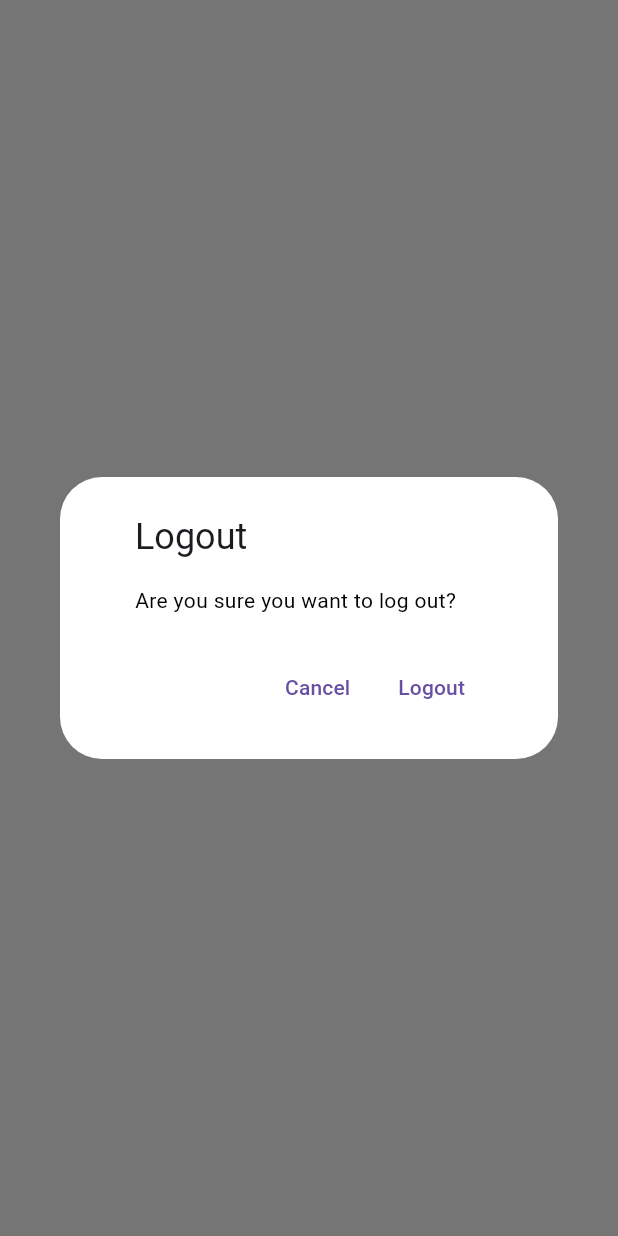
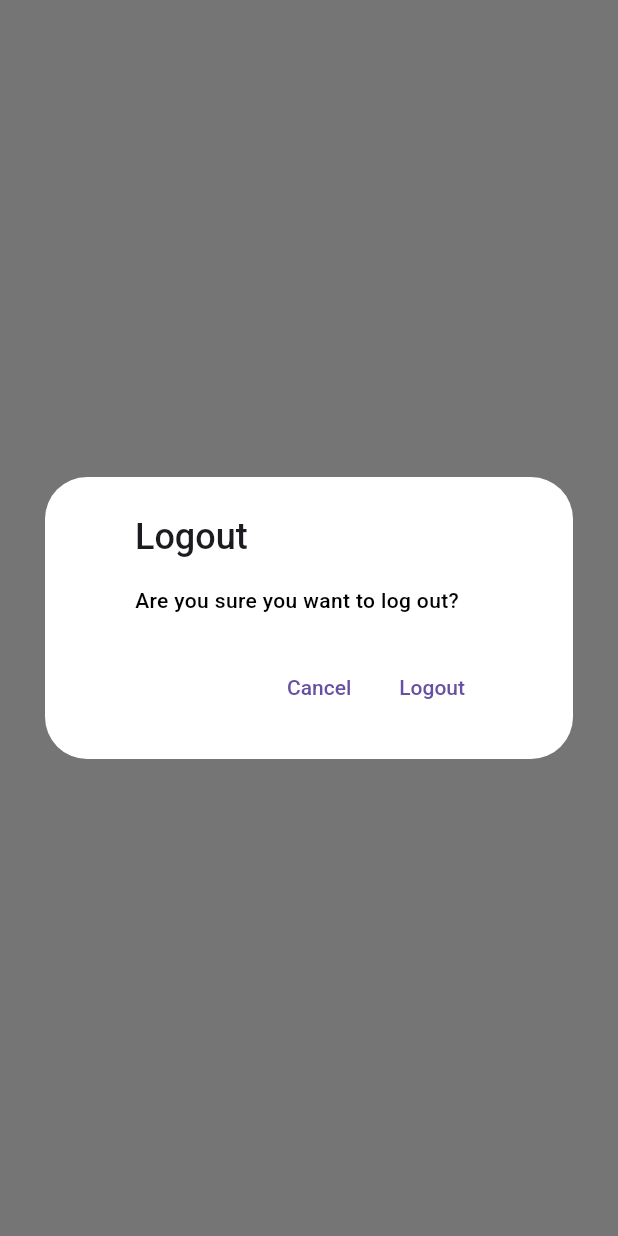
Before and after one commit to ritik453rr/flutter_cpit, a Flutter app: what logoutDialog() shows on an empty page, opened directly, on a phone screen of 412 x 824 dp. Run offline on Flutter 3.47's test engine with Material 3 defaults, Android fonts, the phone set to English and light mode, and no system bars; our stand-ins replace cached_network_image, flutter_svg, get, get_storage, shimmer, widget_and_text_animator; missing offline and left inert: flutter_cached_pdfview, language_picker; accounts and stored records are empty; network calls fail.

Commit message:
Added home designs

```diff
--- a/lib/common/app_colors.dart
+++ b/lib/common/app_colors.dart
@@ -12,6 +12,13 @@ class AppColors {
   static const Color blue = Colors.blue;
   static const Color red = Colors.red;
   static const Color unselectIcon = Color.fromRGBO(204, 204, 204, 1);
+  static const Color shimmerBase = Color.fromRGBO(
+    160,
+    160,
+    160,
+    1.0,
+  ); // medium-dark grey
+  static const Color shimmerHighlight = Color.fromRGBO(200, 200, 200, 1.0);
 
   /// Dark Theme Colors
   static const Color dtEnableBorder = Colors.white38;
@@ -25,7 +32,9 @@ class AppColors {
   static const Color dtFieldHint = Colors.white54;
   static const Color dtCursor = AppColors.white;
   static Color dtSelectionHandle = Colors.grey[700]!;
-  static  Color dtCardColor = Colors.grey.shade900;
+  static Color dtCardColor = Colors.grey.shade900;
+  static Color dtFloatingBtnBg = Colors.grey[800]!;
+  static const dtFloatingBtnIcon = AppColors.white;
 
   ///Light Theme
   static Color ltFieldColor = Colors.grey.shade200;
@@ -43,4 +52,6 @@ class AppColors {
   static const ltSelectionHandle = AppColors.black;
   static const ltDialog = AppColors.white;
   static Color ltCardColor = Colors.grey.shade200;
+  static Color ltFloatingBtnBg = Colors.grey[500]!;
+  static const ltFloatingBtnIcon = AppColors.white;
 }
--- a/lib/common/app_fontsize.dart
+++ b/lib/common/app_fontsize.dart
@@ -1,7 +1,7 @@
 /// Defines standard font sizes used throughout the app.
 class AppFontsize {
   static const font12 = 12.0;
+  static const font14 = 14.0;
   static const font16 = 16.0;
-
   static const font30 = 30.0;
 }
--- a/lib/common/app_images.dart
+++ b/lib/common/app_images.dart
@@ -5,6 +5,7 @@ class AppImages {
   /// PNGS
   static const pngCpit = "cpit_logo";
   static const pngLogin = "login";
+  static const pngEmptyProfile = "empty_profile";
 
   /// Icons.....
 
--- a/lib/common/app_theme.dart
+++ b/lib/common/app_theme.dart
@@ -25,6 +25,10 @@ class AppTheme {
       dialogTheme: DialogThemeData(backgroundColor: AppColors.ltDialog),
       scaffoldBackgroundColor: AppColors.white,
       splashColor: Colors.transparent,
+      floatingActionButtonTheme: FloatingActionButtonThemeData(
+        backgroundColor: AppColors.ltFloatingBtnBg,
+        foregroundColor: AppColors.ltFloatingBtnIcon,
+      ),
       cardTheme: CardTheme(color: AppColors.ltCardColor),
 
       textSelectionTheme: TextSelectionThemeData(
@@ -88,10 +92,15 @@ class AppTheme {
       splashFactory: InkRipple.splashFactory,
       splashColor: Colors.transparent,
       cardTheme: CardTheme(color: AppColors.dtCardColor),
+      floatingActionButtonTheme: FloatingActionButtonThemeData(
+        backgroundColor: AppColors.dtFloatingBtnBg,
+        foregroundColor: AppColors.dtFloatingBtnIcon,
+      ),
       textSelectionTheme: TextSelectionThemeData(
         cursorColor: AppColors.dtCursor,
         selectionHandleColor: AppColors.dtSelectionHandle,
       ),
+
       dialogTheme: DialogThemeData(backgroundColor: AppColors.dtDialog),
       radioTheme: RadioThemeData(
         fillColor: MaterialStateProperty.all<Color>(AppColors.white),
--- a/lib/common/common_ui.dart
+++ b/lib/common/common_ui.dart
@@ -1,8 +1,11 @@
+import 'package:cached_network_image/cached_network_image.dart';
 import 'package:cpit/common/app_colors.dart' show AppColors;
 import 'package:cpit/common/app_fonts.dart';
+import 'package:cpit/common/app_images.dart';
 import 'package:cpit/global.dart';
 import 'package:flutter/material.dart';
 import 'package:flutter_svg/flutter_svg.dart';
+import 'package:shimmer/shimmer.dart';
 
 /// A utility class for setting common UI components like images and text styles.
 class CommonUi {
@@ -48,12 +51,14 @@ class CommonUi {
     return TextStyle(fontFamily: fontFamily, color: color, fontSize: fontSize);
   }
 
-
-/// Method to return round border decoration
-  static BoxDecoration roundDecoration({Color? color,double borderRadius=12}) {
+  /// Method to return round border decoration
+  static BoxDecoration roundDecoration({
+    Color? color,
+    double borderRadius = 12,
+  }) {
     return BoxDecoration(
       color: color,
-      borderRadius: BorderRadius.circular(borderRadius)
+      borderRadius: BorderRadius.circular(borderRadius),
     );
   }
 
@@ -61,7 +66,7 @@ class CommonUi {
   static Widget textButton({
     required String title,
     void Function()? onPressed,
-    double  borderRadius=12.0,
+    double borderRadius = 12.0,
   }) {
     return TextButton(
       style: TextButton.styleFrom(
@@ -101,4 +106,44 @@ class CommonUi {
       child: CircularProgressIndicator(color: color, strokeWidth: strokeWidth),
     );
   }
+
+  /// Returns a BoxDecoration with rounded corners.
+  static BoxDecoration roundedDecoration({
+    Color? color,
+    double borderRadius = Global.radius,
+  }) {
+    return BoxDecoration(
+      color: color,
+      borderRadius: BorderRadius.circular(borderRadius),
+    );
+  }
+
+  /// Returns a widget that displays a network image with caching, placeholder, and error handling.
+  static networkImg({
+    required String imgUrl,
+    double height = 125,
+    double width = 125,
+    double borderRadius = Global.radius,
+  }) {
+    {
+      return ClipRRect(
+        borderRadius: BorderRadius.circular(borderRadius),
+        child: CachedNetworkImage(
+          imageUrl: imgUrl,
+          height: height,
+          width: width,
+          placeholder: (context, url) {
+            return Shimmer.fromColors(
+              baseColor: AppColors.shimmerBase,
+              highlightColor: AppColors.shimmerHighlight,
+              child: Container(color: Colors.white),
+            );
+          },
+          errorWidget: (context, url, error) {
+            return CommonUi.setPng(AppImages.pngEmptyProfile);
+          },
+        ),
+      );
+    }
+  }
 }
--- a/lib/dialogs/logout_dialog.dart
+++ b/lib/dialogs/logout_dialog.dart
@@ -1,3 +1,4 @@
+import 'package:cpit/common/app_fonts.dart';
 import 'package:cpit/language/strings.dart';
 import 'package:flutter/material.dart';
 import 'package:get/get.dart';
@@ -6,20 +7,33 @@ import 'package:get/get.dart';
 logoutDialog({required VoidCallback onConfirm}) {
   return Get.dialog(
     Dialog(
+      insetPadding: EdgeInsets.symmetric(horizontal: 30),
       child: IntrinsicHeight(
         child: SizedBox(
           width: Get.width,
           child: AlertDialog.adaptive(
             insetPadding: EdgeInsets.all(0),
 
-            title: Text(Strings.logout.tr),
-            content: Text(Strings.sureToLogout.tr),
+            title: Text(
+              Strings.logout.tr,
+              style: TextStyle(fontFamily: AppFonts.medium),
+            ),
+            content: Text(
+              Strings.sureToLogout.tr,
+              style: TextStyle(fontFamily: AppFonts.medium),
+            ),
             actions: [
               TextButton(
                 onPressed: () => Get.back(),
+                style: TextButton.styleFrom(
+                  textStyle: TextStyle(fontFamily: AppFonts.medium),
+                ),
                 child: Text(Strings.cancel.tr),
               ),
               TextButton(
+                style: TextButton.styleFrom(
+                  textStyle: TextStyle(fontFamily: AppFonts.medium),
+                ),
                 onPressed: () {
                   Get.back();
                   onConfirm();
--- a/lib/global.dart
+++ b/lib/global.dart
@@ -9,6 +9,11 @@ import 'package:url_launcher/url_launcher.dart';
 class Global {
   static const hzPadding = 20.0;
   static const fieldRadius = 12.0;
+  static const radius = 12.0;
+  static const tempImgUrl =
+      "https://encrypted-tbn0.gstatic.com/images?q=tbn:ANd9GcQkAJEkJQ1WumU0hXNpXdgBt9NUKc0QDVIiaw&s";
+  static const emptyImgUrl =
+      "https://encrypted-tbn0.gstatic.com/images?q=tbn:ANd9GcSq8T0hZUoX8kuRi3EZpZbUDtZ_WqqN9Ll15Q&s";
 
   /// Opens a URL in the default web browser
   static void openLink(String url) {
--- a/lib/language/app_language.dart
+++ b/lib/language/app_language.dart
@@ -21,6 +21,10 @@ class AppLanguage extends Translations {
       /// Home Page
       Strings.dashTitle: "Cpit Education",
       Strings.search:"Search",
+      Strings.name:"Name",
+      Strings.id:"ID",
+      Strings.phone:"Phone",
+      Strings.add:"Add",
 
       /// Settings Page
       Strings.settings: "Settings",
@@ -50,6 +54,7 @@ class AppLanguage extends Translations {
 
       /// Home Page
       Strings.dashTitle: "सीपीआईटी शिक्षा",
+      Strings.search:"खोजें",
 
       /// Settings Page
       Strings.settings: "सेटिंग्स",
--- a/lib/language/strings.dart
+++ b/lib/language/strings.dart
@@ -30,5 +30,9 @@ class Strings {
   static const light = "light";
   static const sureToLogout = "sureToLogout";
   static const cancel = "cancel";
+  static const name="name";
+  static const id="id";
+  static const phone="phone";
+  static const add="add";
 
 }
--- a/lib/pages/dashboard/home/home_controller.dart
+++ b/lib/pages/dashboard/home/home_controller.dart
@@ -1,6 +1,111 @@
+// import 'package:easy_pdf_viewer/easy_pdf_viewer.dart';
+import 'package:flutter_cached_pdfview/flutter_cached_pdfview.dart';
 import 'package:get/get.dart';
 
 /// Controller for managing the state and logic of the Home view.
-class HomeController extends GetxController{
+class HomeController extends GetxController {
+  // late PDFDocument pdfDoc;
+  var pdfLoading = true.obs;
+  var selectedIndex = 0.obs;
+  PDFViewController? pdfViewController;
+  int currentPage = 0;
+  int totalPages = 0;
 
+  @override
+  void onInit() {
+    super.onInit();
+    // l
+    //
+    //
+    // oadPdf();
+  }
+
+//   void nextPage() {
+//     if (pdfViewController != null && currentPage < totalPages - 1) {
+//       currentPage++;
+// Future.delayed(Duration(milliseconds: 100), () {
+//   pdfViewController?.setPage(currentPage + 1);
+// });
+
+
+//     }
+//   }
+
+//   void previousPage() {
+//     if (pdfViewController != null && currentPage > 0) {
+//       currentPage--;
+//       pdfViewController!.setPage(currentPage);
+//     }
+//   }
+
+ /// Handle item tap
+  void onTapItem(int index) {
+    // Get.dialog(
+    //   barrierDismissible: false,
+    //   Dialog(
+    //     shape: RoundedRectangleBorder(borderRadius: BorderRadius.circular(0)),
+    //     backgroundColor: Colors.transparent,
+    //     insetPadding: EdgeInsets.zero,
+    //     child: Container(
+    //       width: Get.width,
+    //       // padding: EdgeInsets.symmetric(horizontal: 20),
+    //       child: Column(
+    //         // mainAxisAlignment: MainAxisAlignment.center,
+    //         children: [
+    //           SizedBox(height: 100),
+
+    //           Container(
+    //             height: 520,
+    //             width: Get.width,
+    //             child: PDF(
+    //               swipeHorizontal: true,
+    //               // autoSpacing: false,
+    //               // defaultPage: currentPage,
+    //               // pageFling: false,
+    //               // enableSwipe: false,
+    //               // pageSnap: false,
+    //               // fitEachPage: false,
+    //               backgroundColor: Colors.transparent,
+    //               fitPolicy: FitPolicy.HEIGHT,
+    //               onViewCreated: (PDFViewController controller) {
+    //                 pdfViewController = controller;
+    //               },
+    //               onError: (error) {
+    //                 print(error.toString());
+    //               },
+    //               onPageError:
+    //                   (page, error) => print('$page: ${error.toString()}'),
+    //               onPageChanged: (a, b) {
+    //                 currentPage = a ?? 0;
+    //                 totalPages = b ?? 0;
+    //               },
+    //             ).cachedFromUrl(
+    //               'https://www.ecma-international.org/wp-content/uploads/ECMA-262_12th_edition_june_2021.pdf',
+    //             ),
+    //           ),
+
+    //           TextButton(
+    //             onPressed: () {
+    //               nextPage();
+    //             },
+    //             child: Text(
+    //               'increase',
+    //               style: TextStyle(color: Colors.white, fontSize: 18),
+    //             ),
+    //           ),
+    //           TextButton(
+    //             onPressed: () {
+    //               previousPage();
+    //             },
+    //             child: Text(
+    //               'Decrease',
+    //               style: TextStyle(color: Colors.white, fontSize: 18),
+    //             ),
+    //           ),
+    //         ],
+    //       ),
+    //     ),
+    //   ),
+    // );
+  }
 }
--- a/lib/pages/dashboard/home/home_view.dart
+++ b/lib/pages/dashboard/home/home_view.dart
@@ -3,13 +3,15 @@ import 'package:cpit/common/custom_appbar.dart';
 import 'package:cpit/common/custom_textfield.dart';
 import 'package:cpit/global.dart';
 import 'package:cpit/language/strings.dart';
+import 'package:cpit/pages/dashboard/home/home_controller.dart';
+import 'package:cpit/pages/dashboard/home/home_widgets/home_widgets.dart';
 import 'package:flutter/material.dart';
 import 'package:get/get.dart';
 
 /// A stateless widget that displays the Home screen with a custom app bar.
 class HomeView extends StatelessWidget {
-  const HomeView({super.key});
-
+  HomeView({super.key});
+  final controller = Get.find<HomeController>();
   @override
   Widget build(BuildContext context) {
     return GestureDetector(
@@ -22,6 +24,12 @@ class HomeView extends StatelessWidget {
           title: Strings.dashTitle.tr,
           centerTitle: false,
           actionIcon1: AppImages.iconFilter,
+        ),
+        floatingActionButton: FloatingActionButton(
+          onPressed: () {
+            // controller.onTapFab();
+          },
+          child: Icon(Icons.add),
         ),
         body: Container(
           width: Get.width,
@@ -41,15 +49,10 @@ class HomeView extends StatelessWidget {
                   shrinkWrap: true,
                   padding: EdgeInsets.only(top: 10, bottom: 10),
                   itemBuilder: (context, index) {
-                    return Card(
-                      margin: EdgeInsets.only(bottom: 12),
-                      child: Container(
-                        width: Get.width,
-                        height: 80,
-                        decoration: BoxDecoration(
-                          borderRadius: BorderRadius.circular(12),
-                        ),
-                      ),
+                    return userCard(
+                      onTap: () {
+                        controller.onTapItem(index);
+                      },
                     );
                   },
                 ),
--- /dev/null
+++ b/lib/pages/dashboard/home/home_widgets/home_widgets.dart
@@ -0,0 +1,76 @@
+import 'package:cpit/common/app_colors.dart';
+import 'package:cpit/common/app_fonts.dart';
+import 'package:cpit/common/app_fontsize.dart';
+import 'package:cpit/common/common_ui.dart';
+import 'package:cpit/global.dart';
+import 'package:cpit/language/strings.dart';
+import 'package:flutter/material.dart';
+import 'package:get/get.dart';
+
+/// A widget that displays user information in a card format.
+Widget userCard({void Function()? onTap}) {
+  return Card(
+    margin: EdgeInsets.only(bottom: 12),
+    child: InkWell(
+      splashColor: Theme.of(Get.context!).primaryColor,
+      borderRadius: BorderRadius.circular(Global.radius),
+      onTap: () {
+        Global.hapticFeedback();
+        onTap?.call();
+      },
+      child: Container(
+        width: Get.width,
+        padding: EdgeInsets.symmetric(horizontal: 10, vertical: 10),
+        decoration: CommonUi.roundDecoration(),
+        child: Row(
+          children: [
+            CommonUi.networkImg(imgUrl: Global.tempImgUrl, borderRadius: 8),
+            SizedBox(width: 12),
+            Expanded(
+              child: Column(
+                crossAxisAlignment: CrossAxisAlignment.start,
+                children: [
+                  labelRow(
+                    key: Strings.name.tr,
+                    value: "John Doe",
+                    color: AppColors.white,
+                    fontFamily: AppFonts.medium,
+                    fontSize: AppFontsize.font16,
+                  ),
+                  labelRow(key: Strings.id.tr, value: "2112009"),
+                  labelRow(key: Strings.email.tr, value: "john@gmail.com"),
+                  labelRow(key: Strings.phone.tr, value: "+1234567890"),
+                  labelRow(key: Strings.add.tr, value: "Deoband,Saharanpur,UP"),
+                ],
+              ),
+            ),
+          ],
+        ),
+      ),
+    ),
+  );
+}
+
+/// A widget that displays a key-value pair in a labeled row format.
+Widget labelRow({
+  required String key,
+  required String value,
+  bool isLast = false,
+  double fontSize = AppFontsize.font14,
+  Color color = AppColors.grey,
+  String fontFamily = AppFonts.regular,
+}) {
+  return Padding(
+    padding: EdgeInsets.only(bottom: isLast ? 0 : 5),
+    child: Text(
+      "$key : $value",
+      maxLines: 1,
+      overflow: TextOverflow.ellipsis,
+      style: CommonUi.customTextStyle(
+        fontSize: fontSize,
+        fontFamily: fontFamily,
+        color: color,
+      ),
+    ),
+  );
+}
--- a/lib/pages/dashboard/settings/settings_controller.dart
+++ b/lib/pages/dashboard/settings/settings_controller.dart
@@ -1,8 +1,5 @@
-import 'package:cpit/common/app_fonts.dart';
 import 'package:cpit/common/app_images.dart';
 import 'package:cpit/common/app_storage.dart';
-import 'package:cpit/common/app_theme.dart';
-import 'package:cpit/common/common_ui.dart';
 import 'package:cpit/dialogs/language_dialog.dart';
 import 'package:cpit/dialogs/logout_dialog.dart';
 import 'package:cpit/dialogs/theme_dialog.dart';
--- a/pubspec.yaml
+++ b/pubspec.yaml
@@ -41,6 +41,10 @@ dependencies:
   webview_flutter: ^4.13.0
   get_storage: ^2.1.1
   language_picker: ^0.4.5
+  # easy_pdf_viewer: ^1.0.8
+  flutter_cached_pdfview: ^0.4.3
+  cached_network_image: ^3.4.1
+  shimmer: ^3.0.0
 
 dev_dependencies:
   flutter_test:
```
Also changed, not shown: lib/pages/dashboard/settings/widgets/settings_widgets.dart (+0 -38 lines), assets/images/pngs/empty_profile.png (added), pubspec.lock.
